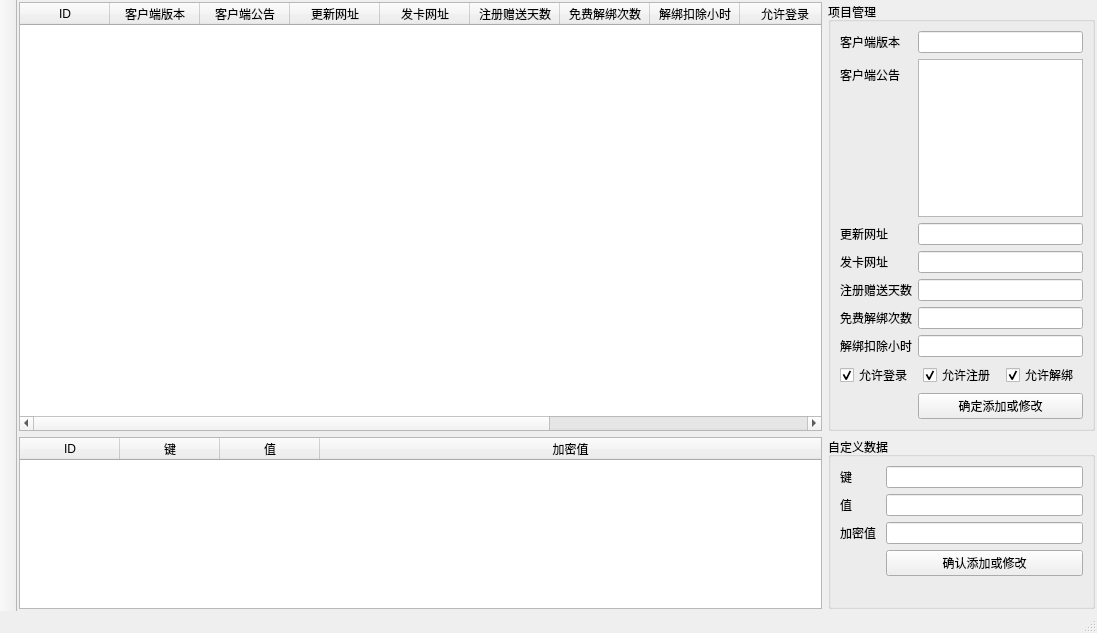
First picture: the form in server/ui/wnd_server.ui, repository decenfrontier/PyNetAuth, before the edit.
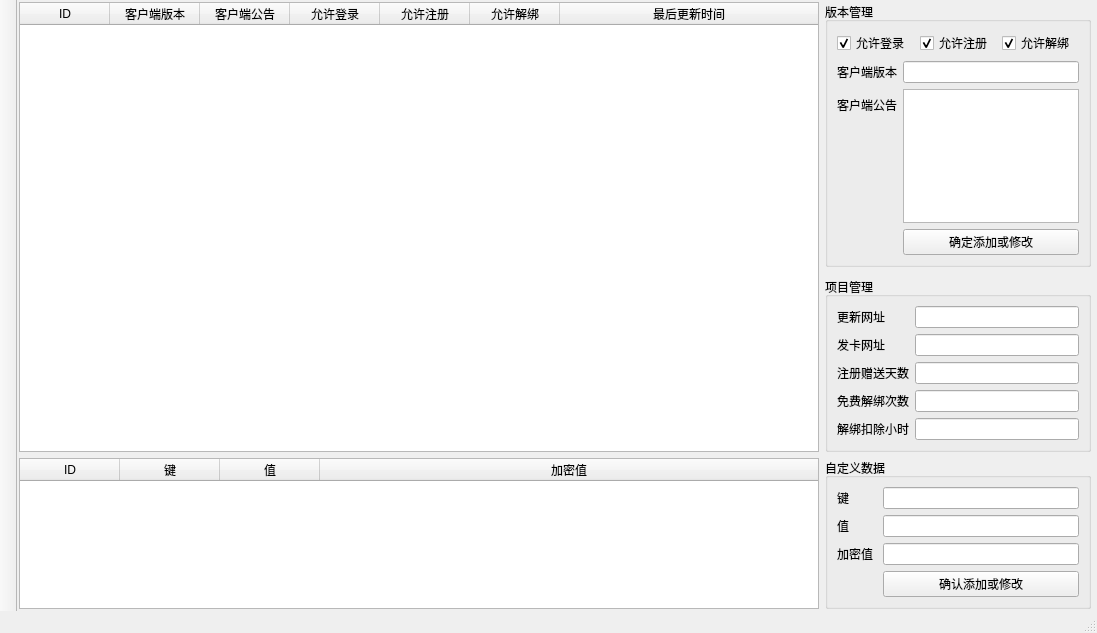
Second picture: the form after the edit. The open tabs and pages were chosen to show the change.

Diff of the .ui file:
```diff
--- a/server/ui/wnd_server.ui
+++ b/server/ui/wnd_server.ui
@@ -36,10 +36,7 @@
        <number>2</number>
       </property>
       <widget class="QWidget" name="page_proj">
-       <layout class="QVBoxLayout" name="verticalLayout_2" stretch="5,2">
-        <property name="spacing">
-         <number>6</number>
-        </property>
+       <layout class="QVBoxLayout" name="verticalLayout_6">
         <property name="leftMargin">
          <number>2</number>
         </property>
@@ -47,7 +44,7 @@
          <number>2</number>
         </property>
         <property name="rightMargin">
-         <number>2</number>
+         <number>6</number>
         </property>
         <property name="bottomMargin">
          <number>2</number>
@@ -89,31 +86,6 @@
               <string>客户端公告</string>
              </property>
             </column>
-            <column>
-             <property name="text">
-              <string>更新网址</string>
-             </property>
-            </column>
-            <column>
-             <property name="text">
-              <string>发卡网址</string>
-             </property>
-            </column>
-            <column>
-             <property name="text">
-              <string>注册赠送天数</string>
-             </property>
-            </column>
-            <column>
-             <property name="text">
-              <string>免费解绑次数</string>
-             </property>
-            </column>
-            <column>
-             <property name="text">
-              <string>解绑扣除小时</string>
-             </property>
-            </column>
             <column>
              <property name="text">
               <string>允许登录</string>
@@ -137,124 +109,140 @@
            </widget>
           </item>
           <item>
-           <widget class="QGroupBox" name="groupBox">
+           <layout class="QVBoxLayout" name="verticalLayout_2">
+            <property name="spacing">
+             <number>10</number>
+            </property>
+            <item>
+             <widget class="QGroupBox" name="groupBox_5">
             <property name="title">
-             <string>项目管理</string>
-            </property>
-            <layout class="QFormLayout" name="formLayout">
-             <item row="0" column="0">
+               <string>版本管理</string>
+              </property>
+              <layout class="QFormLayout" name="formLayout_3">
+               <item row="1" column="0">
               <widget class="QLabel" name="label">
                <property name="text">
                 <string>客户端版本</string>
                </property>
               </widget>
              </item>
-             <item row="0" column="1">
+               <item row="1" column="1">
               <widget class="QLineEdit" name="edt_proj_client_ver"/>
              </item>
-             <item row="1" column="0">
+               <item row="2" column="0">
               <widget class="QLabel" name="label_3">
                <property name="text">
                 <string>客户端公告</string>
                </property>
               </widget>
              </item>
-             <item row="1" column="1">
+               <item row="2" column="1">
               <widget class="QPlainTextEdit" name="pedt_proj_public_notice"/>
              </item>
-             <item row="2" column="0">
+               <item row="4" column="1">
+                <widget class="QPushButton" name="btn_proj_confirm">
+                 <property name="text">
+                  <string>确定添加或修改</string>
+                 </property>
+                </widget>
+               </item>
+               <item row="0" column="0" colspan="2">
+                <layout class="QHBoxLayout" name="horizontalLayout_6">
+                 <item>
+                  <widget class="QCheckBox" name="chk_proj_login">
+                   <property name="text">
+                    <string>允许登录</string>
+                   </property>
+                   <property name="checked">
+                    <bool>true</bool>
+                   </property>
+                  </widget>
+                 </item>
+                 <item>
+                  <widget class="QCheckBox" name="chk_proj_reg">
+                   <property name="text">
+                    <string>允许注册</string>
+                   </property>
+                   <property name="checked">
+                    <bool>true</bool>
+                   </property>
+                  </widget>
+                 </item>
+                 <item>
+                  <widget class="QCheckBox" name="chk_proj_unbind">
+                   <property name="text">
+                    <string>允许解绑</string>
+                   </property>
+                   <property name="checked">
+                    <bool>true</bool>
+                   </property>
+                  </widget>
+                 </item>
+                </layout>
+               </item>
+              </layout>
+             </widget>
+            </item>
+            <item>
+             <widget class="QGroupBox" name="groupBox">
+              <property name="title">
+               <string>项目管理</string>
+              </property>
+              <layout class="QFormLayout" name="formLayout">
+               <item row="0" column="0">
               <widget class="QLabel" name="label_5">
                <property name="text">
                 <string>更新网址</string>
                </property>
               </widget>
              </item>
-             <item row="2" column="1">
+               <item row="0" column="1">
               <widget class="QLineEdit" name="edt_proj_url_update"/>
              </item>
-             <item row="3" column="0">
+               <item row="1" column="0">
               <widget class="QLabel" name="label_6">
                <property name="text">
                 <string>发卡网址</string>
                </property>
               </widget>
              </item>
-             <item row="3" column="1">
+               <item row="1" column="1">
               <widget class="QLineEdit" name="edt_proj_url_card"/>
              </item>
-             <item row="4" column="0">
+               <item row="2" column="0">
               <widget class="QLabel" name="label_7">
                <property name="text">
                 <string>注册赠送天数</string>
                </property>
               </widget>
              </item>
-             <item row="4" column="1">
+               <item row="2" column="1">
               <widget class="QLineEdit" name="edt_proj_reg_gift_day"/>
              </item>
-             <item row="5" column="0">
+               <item row="3" column="0">
               <widget class="QLabel" name="label_11">
                <property name="text">
                 <string>免费解绑次数</string>
                </property>
               </widget>
              </item>
-             <item row="5" column="1">
+               <item row="3" column="1">
               <widget class="QLineEdit" name="edt_proj_free_unbind_count"/>
              </item>
-             <item row="6" column="0">
+               <item row="4" column="0">
               <widget class="QLabel" name="label_12">
                <property name="text">
                 <string>解绑扣除小时</string>
                </property>
               </widget>
              </item>
-             <item row="6" column="1">
+               <item row="4" column="1">
               <widget class="QLineEdit" name="edt_proj_unbind_sub_hour"/>
              </item>
-             <item row="7" column="0" colspan="2">
-              <layout class="QHBoxLayout" name="horizontalLayout_6">
-               <item>
-                <widget class="QCheckBox" name="chk_proj_login">
-                 <property name="text">
-                  <string>允许登录</string>
-                 </property>
-                 <property name="checked">
-                  <bool>true</bool>
-                 </property>
-                </widget>
-               </item>
-               <item>
-                <widget class="QCheckBox" name="chk_proj_reg">
-                 <property name="text">
-                  <string>允许注册</string>
-                 </property>
-                 <property name="checked">
-                  <bool>true</bool>
-                 </property>
-                </widget>
-               </item>
-               <item>
-                <widget class="QCheckBox" name="chk_proj_unbind">
-                 <property name="text">
-                  <string>允许解绑</string>
-                 </property>
-                 <property name="checked">
-                  <bool>true</bool>
-                 </property>
-                </widget>
-               </item>
               </layout>
-             </item>
-             <item row="8" column="1">
-              <widget class="QPushButton" name="btn_proj_confirm">
-               <property name="text">
-                <string>确定添加或修改</string>
-               </property>
               </widget>
              </item>
             </layout>
-           </widget>
           </item>
          </layout>
         </item>
```
Left out of the diff: 2 changed lines with no effect on the pictures. Lines whose indentation alone changed are shown as unchanged.
